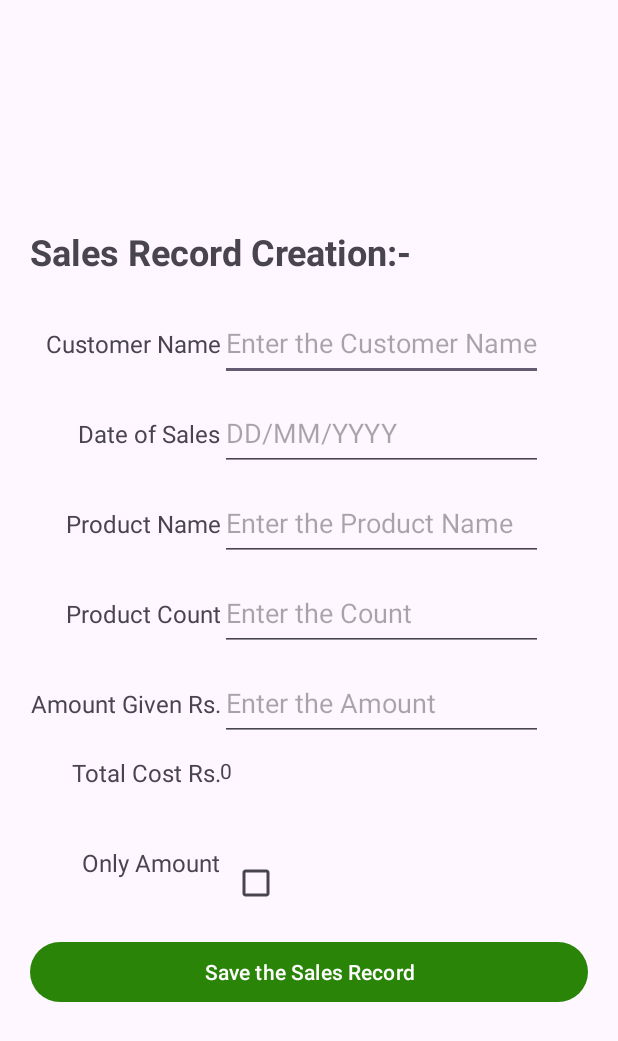
After one commit to tharun13976/StockManagement, an Android app: the SaleCreate screen opened directly, with no data from a screen before it, on a phone screen of 412 x 824 dp. The commit adds this screen. Shown: the top 1041 px of the screen. Run offline under Robolectric (Android 15) with nearby library versions, the phone set to English and light mode, and no system bars.

Commit message:
First Step

```diff
--- /dev/null
+++ b/app/src/main/java/com/example/stockmanagement/SaleCreate.kt
@@ -0,0 +1,20 @@
+package com.example.stockmanagement
+
+import android.os.Bundle
+import androidx.activity.enableEdgeToEdge
+import androidx.appcompat.app.AppCompatActivity
+import androidx.core.view.ViewCompat
+import androidx.core.view.WindowInsetsCompat
+
+class SaleCreate : AppCompatActivity() {
+    override fun onCreate(savedInstanceState: Bundle?) {
+        super.onCreate(savedInstanceState)
+        enableEdgeToEdge()
+        setContentView(R.layout.activity_sale_create)
+        ViewCompat.setOnApplyWindowInsetsListener(findViewById(R.id.main)) { v, insets ->
+            val systemBars = insets.getInsets(WindowInsetsCompat.Type.systemBars())
+            v.setPadding(systemBars.left, systemBars.top, systemBars.right, systemBars.bottom)
+            insets
+        }
+    }
+}
--- a/app/src/main/java/com/example/stockmanagement/entites/Product.kt
+++ b/app/src/main/java/com/example/stockmanagement/entites/Product.kt
@@ -7,7 +7,7 @@ import java.util.Date
 @Entity
 data class Product(
     @PrimaryKey(autoGenerate = true)
-    val pid:Int,
+    val pid:Int?=null,
     val productname:String,
     val mesurment:String,
     val productcreateddate:Date,
--- a/app/src/main/java/com/example/stockmanagement/entites/Purchase.kt
+++ b/app/src/main/java/com/example/stockmanagement/entites/Purchase.kt
@@ -11,5 +11,6 @@ data class Purchase(
     val productname:String,
     val stockaddeddate:Date,
     val stockcount:Int,
+    val currentstockcount:Int,
     val stockprice: Int
 )
--- a/app/src/main/res/layout/activity_customer_create.xml
+++ b/app/src/main/res/layout/activity_customer_create.xml
@@ -23,7 +23,7 @@ android:layout_margin="20dp">
         android:gravity="end"/>
     <EditText
         android:id="@+id/ET_CustomerName"
-        android:layout_width="wrap_content"
+        android:layout_width="295dp"
         android:layout_height="50sp"
         android:hint="Enter the Product Name"
         android:layout_marginBottom="10dp"/>
@@ -35,7 +35,7 @@ android:layout_margin="20dp">
         android:gravity="end"/>
     <EditText
         android:id="@+id/ET_CustomerNo"
-        android:layout_width="wrap_content"
+        android:layout_width="295dp"
         android:layout_height="50sp"
         android:hint="Enter Contact Number"
         android:layout_marginBottom="10dp"/>
@@ -47,7 +47,7 @@ android:layout_margin="20dp">
         android:gravity="end"/>
     <EditText
         android:id="@+id/ET_CustomerAddress"
-        android:layout_width="wrap_content"
+        android:layout_width="295dp"
         android:layout_height="50sp"
         android:hint="Enter Address of Customer"
         android:layout_marginBottom="10dp"/>
--- /dev/null
+++ b/app/src/main/res/layout/activity_sale_create.xml
@@ -0,0 +1,111 @@
+<?xml version="1.0" encoding="utf-8"?>
+<TableLayout
+    xmlns:android="http://schemas.android.com/apk/res/android"
+    xmlns:app="http://schemas.android.com/apk/res-auto"
+    xmlns:tools="http://schemas.android.com/tools"
+    android:id="@+id/main"
+    android:layout_width="match_parent"
+    android:layout_height="match_parent"
+    tools:context=".SaleCreate"
+    android:gravity="center"
+    android:layout_margin="20dp">
+    <TextView
+        android:layout_width="wrap_content"
+        android:layout_height="wrap_content"
+        android:text="Sales Record Creation:-"
+        android:textStyle="bold"
+        android:textSize="24sp"
+        android:layout_marginBottom="20sp"/>
+    <TableRow>
+        <TextView
+            android:text="Customer Name"
+            android:textSize="16sp"
+            android:gravity="end"/>
+        <AutoCompleteTextView
+            android:id="@+id/AET_CustomerName"
+            android:layout_width="wrap_content"
+            android:layout_height="50sp"
+            android:hint="Enter the Customer Name"
+            android:layout_marginBottom="10dp"/>
+    </TableRow>
+    <TableRow>
+        <TextView
+            android:text="Date of Sales"
+            android:textSize="16sp"
+            android:gravity="end"/>
+        <EditText
+            android:id="@+id/DP_SaleDate"
+            android:layout_width="wrap_content"
+            android:layout_height="50sp"
+            android:hint="DD/MM/YYYY"
+            android:layout_marginBottom="10dp" />
+    </TableRow>
+    <TableRow>
+        <TextView
+            android:text="Product Name"
+            android:textSize="16sp"
+            android:gravity="end"/>
+        <AutoCompleteTextView
+            android:id="@+id/AET_ServiceName"
+            android:layout_width="wrap_content"
+            android:layout_height="50sp"
+            android:hint="Enter the Product Name"
+            android:layout_marginBottom="10dp"/>
+    </TableRow>
+    <TableRow>
+        <TextView
+            android:text="Product Count"
+            android:textSize="16sp"
+            android:gravity="end"/>
+        <EditText
+            android:id="@+id/DP_ProductCount"
+            android:layout_width="wrap_content"
+            android:layout_height="50sp"
+            android:hint="Enter the Count"
+            android:layout_marginBottom="10dp" />
+    </TableRow>
+    <TableRow>
+        <TextView
+            android:text="Amount Given Rs."
+            android:textSize="16sp"
+            android:gravity="end"/>
+        <EditText
+            android:id="@+id/DP_SalesAmountGiven"
+            android:layout_width="wrap_content"
+            android:layout_height="50sp"
+            android:hint="Enter the Amount"
+            android:layout_marginBottom="10dp" />
+    </TableRow>
+    <TableRow>
+        <TextView
+            android:text="Total Cost Rs."
+            android:textSize="16sp"
+            android:gravity="end"/>
+
+        <TextView
+            android:id="@+id/DP_TotalCost"
+            android:layout_width="89dp"
+            android:layout_height="50sp"
+            android:layout_gravity="left"
+            android:layout_marginBottom="10dp"
+            android:text="0" />
+    </TableRow>
+
+    <TableRow android:orientation="vertical">
+
+        <TextView
+            android:text="Only Amount"
+            android:textSize="16sp"
+            android:gravity="end"/>
+        <CheckBox
+            android:id="@+id/CB_OnlyAmount"
+            android:layout_width="wrap_content"
+            android:layout_height="50sp"
+            android:layout_gravity="left"
+            android:layout_marginBottom="10dp" />
+    </TableRow>
+    <Button
+        android:layout_width="wrap_content"
+        android:text="Save the Sales Record"
+        />
+</TableLayout>
```
Also changed, not shown: app/src/main/AndroidManifest.xml (+9 -0 lines), app/src/main/java/com/example/stockmanagement/CustomerCreate.kt (+9 -1 lines), app/src/main/java/com/example/stockmanagement/GetListofData.kt (added, +48 -0 lines), app/src/main/java/com/example/stockmanagement/MainActivity.kt (+5 -8 lines), app/src/main/java/com/example/stockmanagement/ProductCreate.kt (added, +72 -0 lines), app/src/main/java/com/example/stockmanagement/PurchaseCreate.kt (added, +86 -0 lines), app/src/main/res/layout/activity_product_create.xml (added, +62 -0 lines), app/src/main/res/layout/activity_purchase_create.xml (added, +79 -0 lines).
